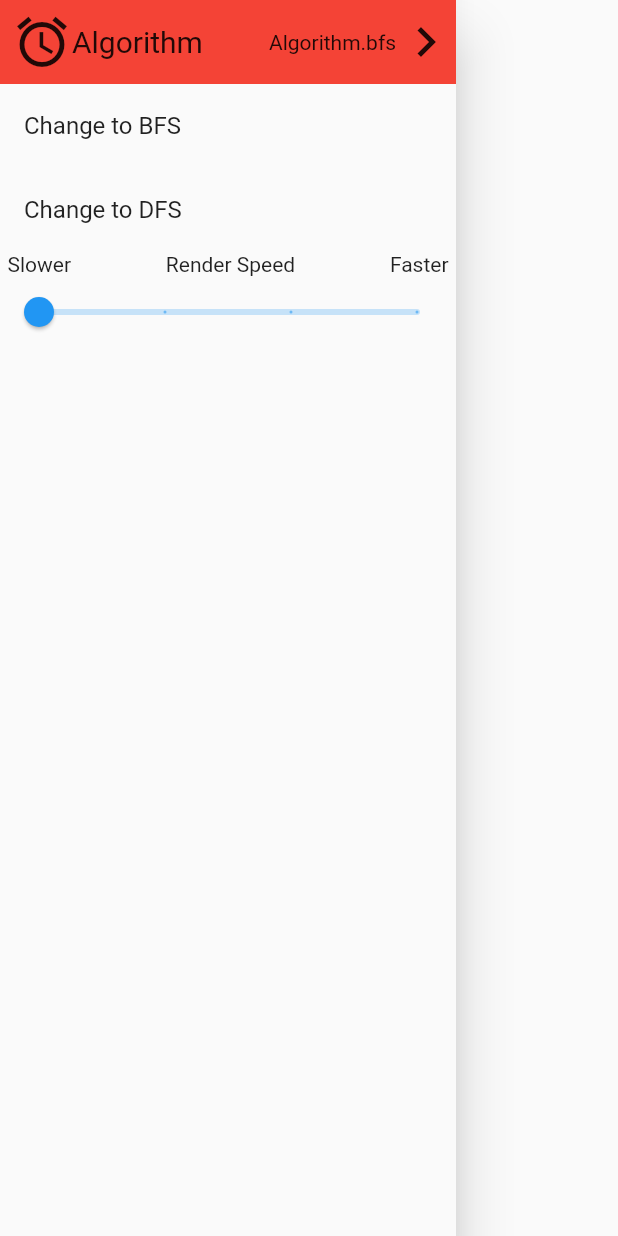
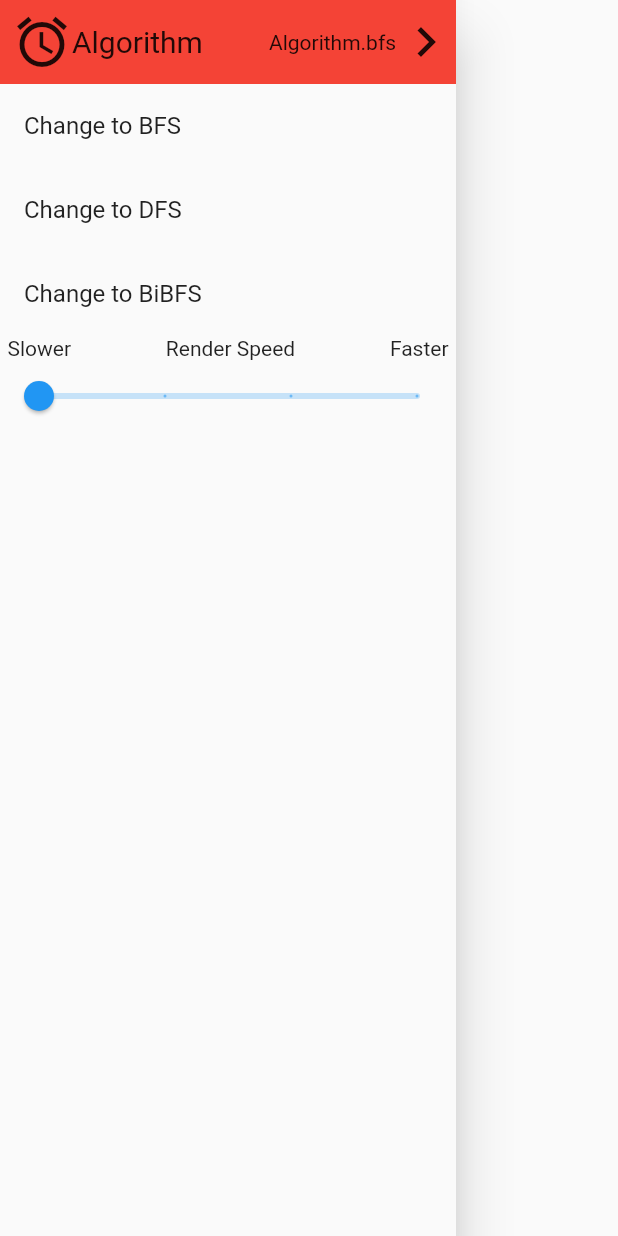
Before and after one commit to gangzhaorige/flutter-algo-visual, a Flutter app: the AppDrawer widget shown alone on an empty page, opened directly, on a phone screen of 412 x 824 dp. Run offline on Flutter 3.47's test engine with Material 2 defaults, Android fonts, the phone set to English and light mode, and no system bars; our stand-ins replace responsive_builder; missing offline and left inert: statsfl.

Commit message:
Update drawer.dart
Added button to change algorithm to bibfs

```diff
--- a/lib/components/drawer/drawer.dart
+++ b/lib/components/drawer/drawer.dart
@@ -80,6 +80,12 @@ class AppDrawer extends StatelessWidget {
               Provider.of<AlgoVisualizerTools>(context, listen: false).changeAlgorithm(Algorithm.dfs);
             },
           ),
+          ListTile(
+            title: const Text('Change to BiBFS'),
+            onTap: () {
+              Provider.of<AlgoVisualizerTools>(context, listen: false).changeAlgorithm(Algorithm.biBfs);
+            },
+          ),
           Selector<AlgoVisualizerTools, double>(
             selector: (_, AlgoVisualizerTools model) => model.curSpeed,
             builder: (BuildContext context, double curSpeed, Widget? child) {
```
